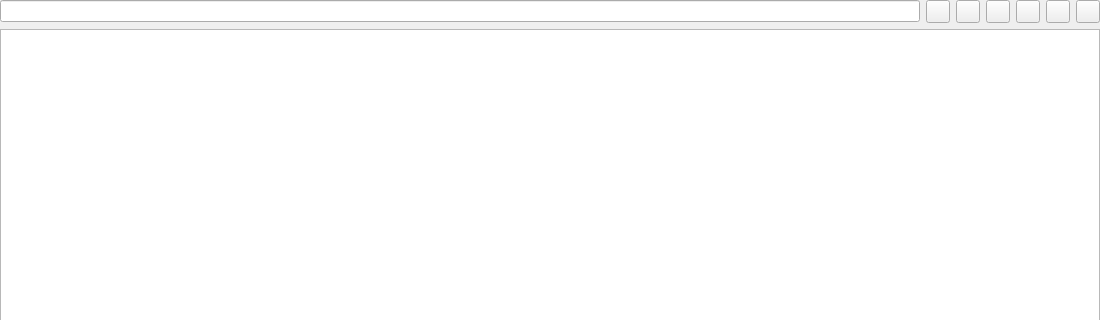
The window that ui/mydata/Waypoints.ui (OpenFairWind/FairWindSK) describes before a commit, drawn with Qt 5; both pictures show x 0 to 1100 and y 0 to 320 of the 1100 by 760 pixel window.
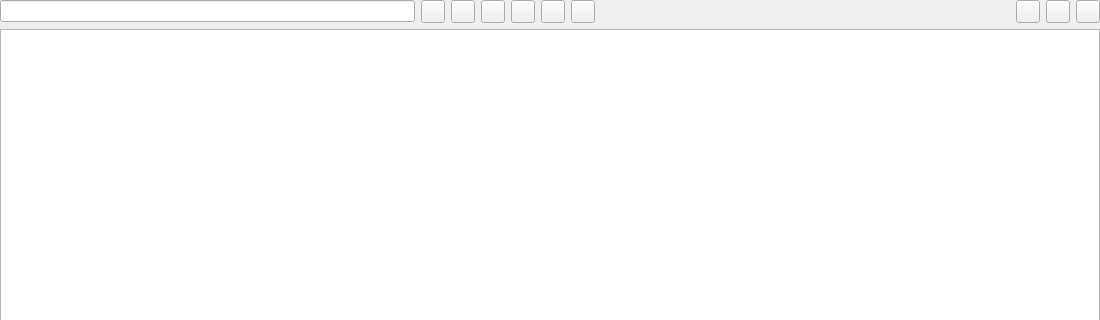
The same window after the commit. Custom widgets are drawn as their Qt base class.

Commit message: Polish MyData waypoints and files chrome

Patch:
```diff
--- a/ui/mydata/Waypoints.ui
+++ b/ui/mydata/Waypoints.ui
@@ -119,6 +119,28 @@
          <item>
           <widget class="QToolButton" name="toolButtonBulkRemove"/>
          </item>
+         <item>
+          <spacer name="horizontalSpacerListToolbar">
+           <property name="orientation">
+            <enum>Qt::Horizontal</enum>
+           </property>
+           <property name="sizeHint" stdset="0">
+            <size>
+             <width>20</width>
+             <height>20</height>
+            </size>
+           </property>
+          </spacer>
+         </item>
+         <item>
+          <widget class="QToolButton" name="toolButtonNavigateSelected"/>
+         </item>
+         <item>
+          <widget class="QToolButton" name="toolButtonEditSelected"/>
+         </item>
+         <item>
+          <widget class="QToolButton" name="toolButtonRemoveSelected"/>
+         </item>
         </layout>
        </item>
        <item>
```
The commit also changes 5 other files.
